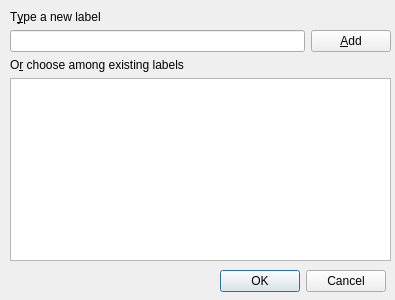
Old version of the form src/corelibs/U2Designer/src/ui/EditBreakpointLabelsDialog.ui in the repository violethaze74/ugene.
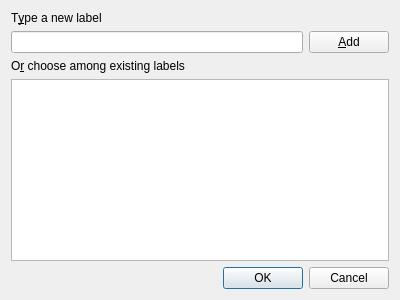
New version of the form.

What changed in the file:
```diff
--- a/src/corelibs/U2Designer/src/ui/EditBreakpointLabelsDialog.ui
+++ b/src/corelibs/U2Designer/src/ui/EditBreakpointLabelsDialog.ui
@@ -6,7 +6,7 @@
    <rect>
     <x>0</x>
     <y>0</y>
-    <width>395</width>
+    <width>400</width>
     <height>300</height>
    </rect>
   </property>
@@ -16,31 +16,17 @@
     <verstretch>0</verstretch>
    </sizepolicy>
   </property>
+  <property name="minimumSize">
+   <size>
+    <width>400</width>
+    <height>300</height>
+   </size>
+  </property>
   <property name="windowTitle">
    <string>Edit breakpoint labels</string>
   </property>
-  <widget class="QDialogButtonBox" name="buttonBox">
-   <property name="geometry">
-    <rect>
-     <x>5</x>
-     <y>270</y>
-     <width>381</width>
-     <height>23</height>
-    </rect>
-   </property>
-   <property name="standardButtons">
-    <set>QDialogButtonBox::Cancel|QDialogButtonBox::Ok</set>
-   </property>
-  </widget>
-  <widget class="QWidget" name="layoutWidget">
-   <property name="geometry">
-    <rect>
-     <x>10</x>
-     <y>10</y>
-     <width>381</width>
-     <height>251</height>
-    </rect>
-   </property>
+  <layout class="QVBoxLayout" name="verticalLayout">
+   <item>
    <layout class="QGridLayout" name="gridLayout">
     <item row="0" column="0">
      <widget class="QLabel" name="typeNewLabel">
@@ -82,7 +68,15 @@
      <widget class="QListWidget" name="labelList"/>
     </item>
    </layout>
-  </widget>
+   </item>
+   <item>
+    <widget class="QDialogButtonBox" name="buttonBox">
+     <property name="standardButtons">
+      <set>QDialogButtonBox::Cancel|QDialogButtonBox::Ok</set>
+     </property>
+    </widget>
+   </item>
+  </layout>
  </widget>
  <tabstops>
   <tabstop>newLabelEdit</tabstop>
```
Lines whose indentation alone changed are shown as unchanged.
